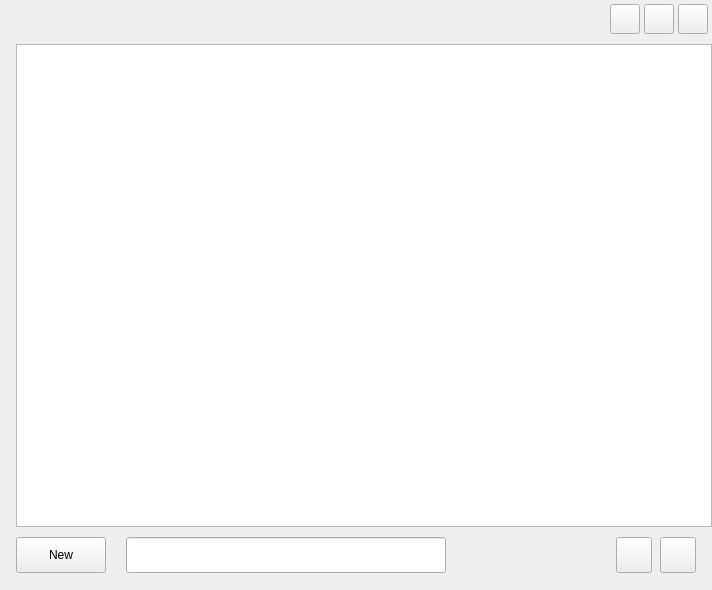
Above: src/plugins/ukui-notebook/widget.ui from ukui/ukui-sidebar before the change. Below: the same form after it.
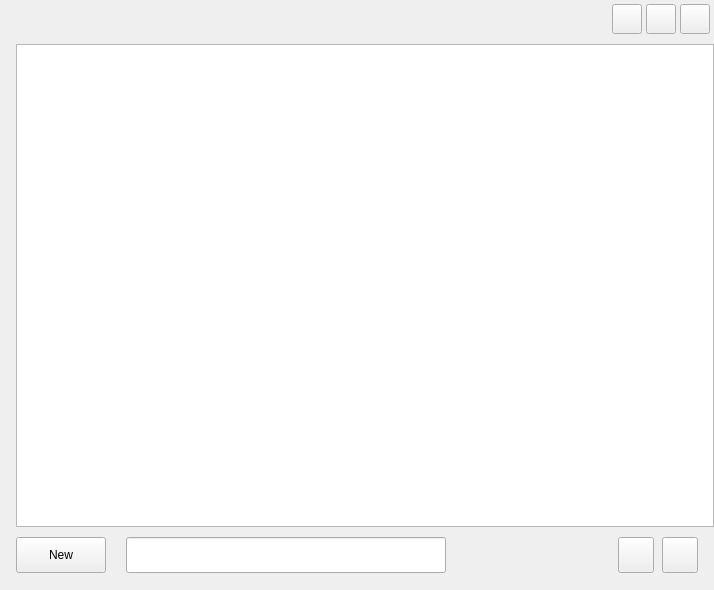
That is the form after the change. Icons and pictures are not drawn. Custom widgets are drawn as their Qt base class.

Commit message:
style(V10-sp1-stroy-6505): 多便签模式超出一页显示时，显示滚动条
Description: change widget.cpp widget.ui

Log: 便签

```diff
--- a/src/plugins/ukui-notebook/widget.ui
+++ b/src/plugins/ukui-notebook/widget.ui
@@ -6,19 +6,19 @@
    <rect>
     <x>0</x>
     <y>0</y>
-    <width>712</width>
+    <width>714</width>
     <height>590</height>
    </rect>
   </property>
   <property name="minimumSize">
    <size>
-    <width>712</width>
+    <width>714</width>
     <height>590</height>
    </size>
   </property>
   <property name="maximumSize">
    <size>
-    <width>712</width>
+    <width>714</width>
     <height>590</height>
    </size>
   </property>
```
The commit also changes 1 other file.
